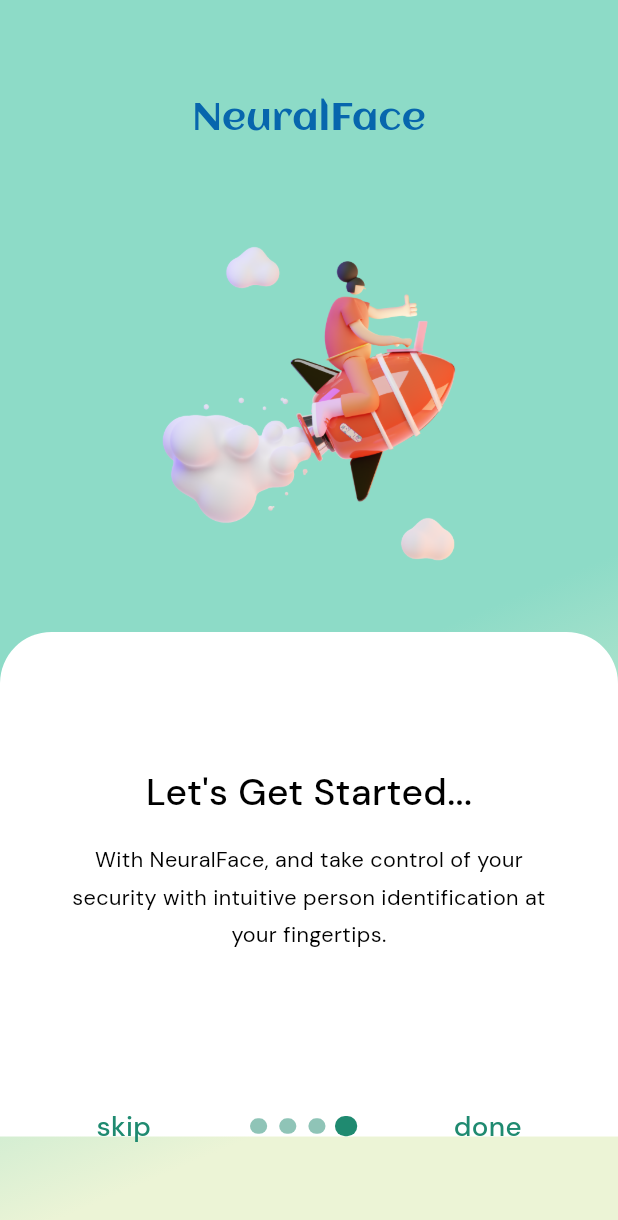
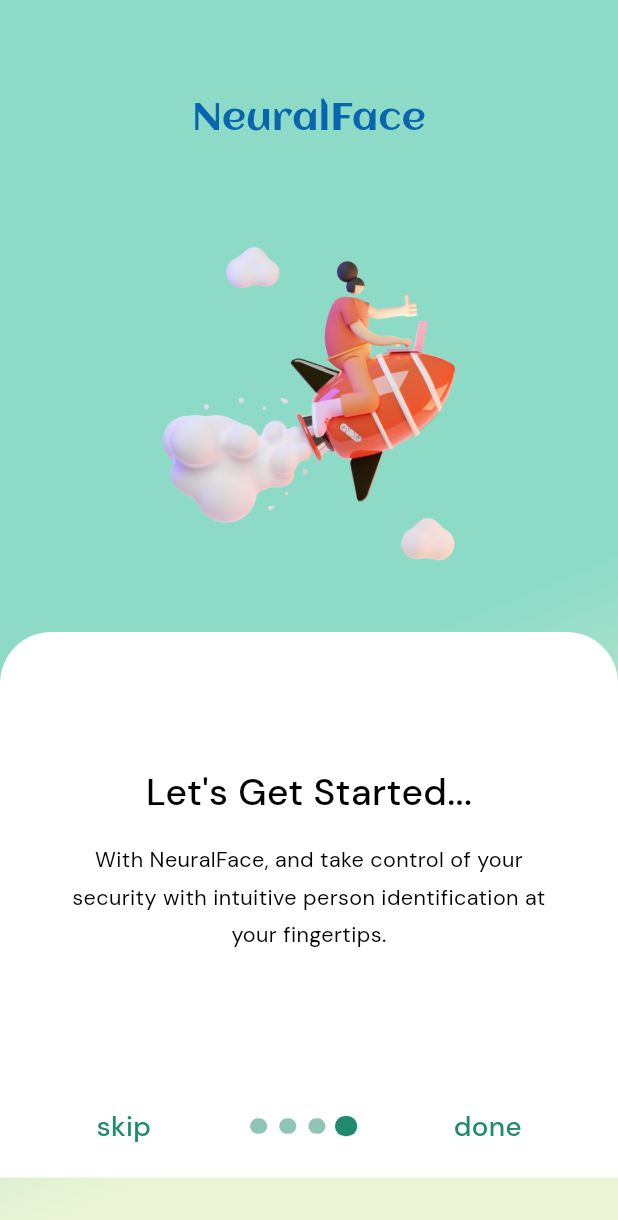
Before and after one commit to scssandanayake/NeuralFace-Person-Identifier-Application, a Flutter app: the screen it shows after launch, swiped to page 4, on a phone screen of 412 x 824 dp. Shown: the top 1220 px of the screen. Run offline on Flutter 3.47's test engine with Material 3 defaults, Android fonts, the phone set to English and light mode, and no system bars; drawn by our look-alikes of smooth_page_indicator; our stand-ins replace cached_network_image, camera, cloud_firestore, firebase_auth, firebase_core, flutter_svg and 3 more; missing offline and left inert: google_mlkit_face_detection, tflite_flutter; accounts and stored records are empty.

Commit message:
onboard  screen 4  update
fixed the white box

```diff
--- a/lib/presentation/onboarding_screens_four_screen/onboarding_screens_four_screen.dart
+++ b/lib/presentation/onboarding_screens_four_screen/onboarding_screens_four_screen.dart
@@ -76,7 +76,7 @@ class OnboardingScreensFourScreen extends StatelessWidget {
                           ),
                         ),
                       ),
-                      SizedBox(height: 31.v),
+                      SizedBox(height: 57.5.v),
                     ],
                   ),
                 ),
```
